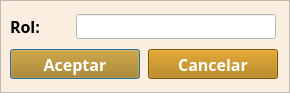
The window that funciones/adminusers/nuevoRol.ui (gerardoros/CartograficoQgisPlugin) describes before a commit, drawn with Qt 5.
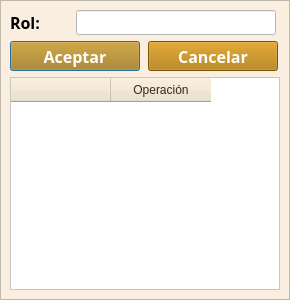
The same window after the commit.

```diff
--- a/funciones/adminusers/nuevoRol.ui
+++ b/funciones/adminusers/nuevoRol.ui
@@ -7,19 +7,19 @@
     <x>0</x>
     <y>0</y>
     <width>290</width>
-    <height>93</height>
+    <height>300</height>
    </rect>
   </property>
   <property name="minimumSize">
    <size>
     <width>290</width>
-    <height>93</height>
+    <height>300</height>
    </size>
   </property>
   <property name="maximumSize">
    <size>
     <width>290</width>
-    <height>93</height>
+    <height>300</height>
    </size>
   </property>
   <property name="windowTitle">
@@ -46,13 +46,13 @@
      <property name="minimumSize">
       <size>
        <width>290</width>
-       <height>93</height>
+       <height>300</height>
       </size>
      </property>
      <property name="maximumSize">
       <size>
        <width>290</width>
-       <height>93</height>
+       <height>300</height>
       </size>
      </property>
      <property name="styleSheet">
@@ -67,7 +67,7 @@
         <x>0</x>
         <y>0</y>
         <width>288</width>
-        <height>91</height>
+        <height>298</height>
        </rect>
       </property>
       <layout class="QGridLayout" name="gridLayout_2">
@@ -204,6 +204,35 @@
          </property>
         </widget>
        </item>
+       <item row="2" column="0" colspan="4">
+        <widget class="QTableWidget" name="tableWidget">
+         <property name="styleSheet">
+          <string notr="true">QTableWidget {background-color: white;}
+QHeaderView::section
+{
+background-color: rgb(238,225,200);
+color : rgb(52, 42, 24 );
+text-align: right;
+font-size:12px;
+height:24px
+}
+QHeaderView {background-color: white;}</string>
+         </property>
+         <property name="columnCount">
+          <number>2</number>
+         </property>
+         <column>
+          <property name="text">
+           <string/>
+          </property>
+         </column>
+         <column>
+          <property name="text">
+           <string>Operación</string>
+          </property>
+         </column>
+        </widget>
+       </item>
       </layout>
      </widget>
     </widget>
```
